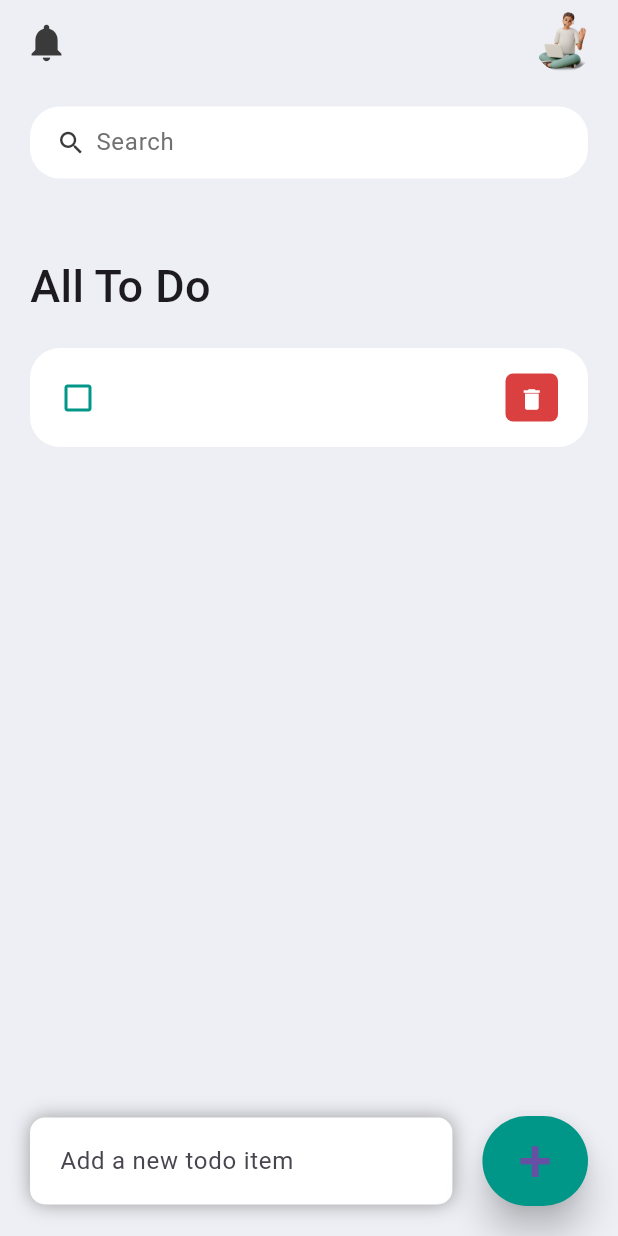
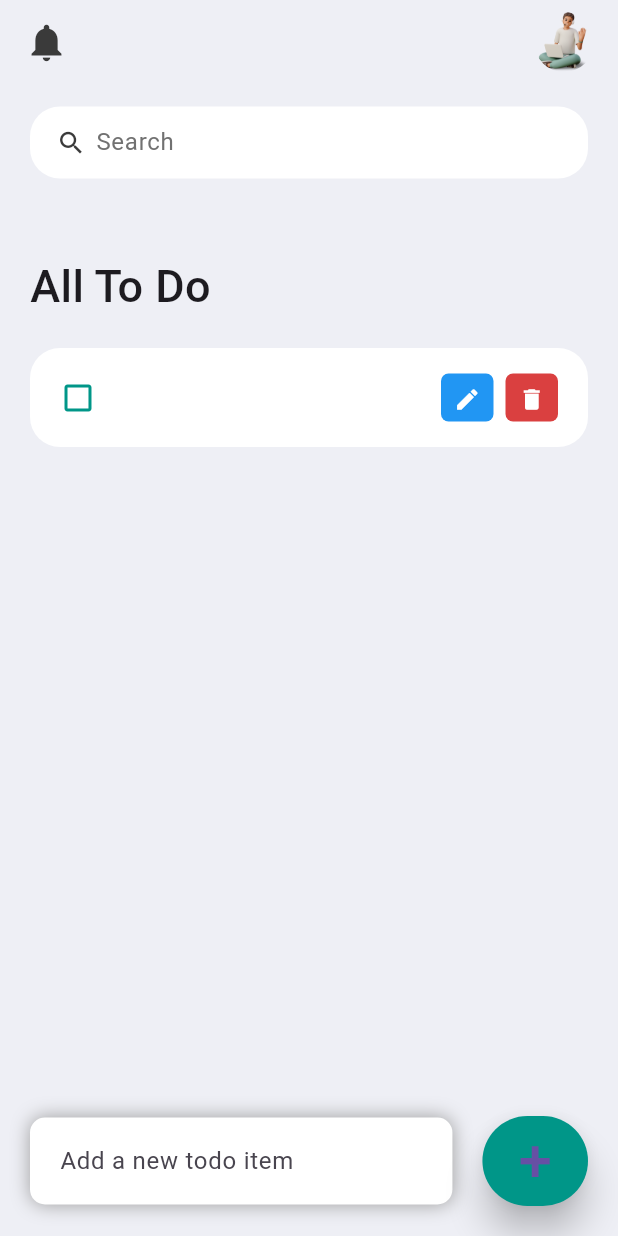
Before and after one commit to Hafiffdl/todo_app, a Flutter app: the Home screen opened directly, after a tap on an icon or button, on a phone screen of 412 x 824 dp. Run offline on Flutter 3.47's test engine with Material 3 defaults, Android fonts, the phone set to English and light mode, and no system bars; our stand-ins replace smooth_page_indicator.

Commit message:
fix model todo

```diff
--- a/lib/widget/todo_item.dart
+++ b/lib/widget/todo_item.dart
@@ -2,19 +2,19 @@ import 'package:flutter/material.dart';
 import 'package:todo_app/models/todo.dart';
 import '../constants/colors.dart';
 
-class ToDoItem extends StatelessWidget{
+class ToDoItem extends StatelessWidget {
   final ToDo todo;
-  // ignore: prefer_typing_uninitialized_variables
-  final onToDoChanged;
-  // ignore: prefer_typing_uninitialized_variables
-  final onDeleteTime;
+  final Function(ToDo) onToDoChanged;
+  final Function(String) onDeleteTime;
+  final Function(ToDo) onEditTime;
 
   const ToDoItem({
     Key? key,
     required this.todo,
     required this.onToDoChanged,
     required this.onDeleteTime,
-  }) :super(key: key);
+    required this.onEditTime,
+  }) : super(key: key);
 
   @override
   Widget build(BuildContext context) {
@@ -22,17 +22,16 @@ class ToDoItem extends StatelessWidget{
       margin: const EdgeInsets.only(bottom: 20),
       child: ListTile(
         onTap: () {
-          // print('Clicked on todo item.')
           onToDoChanged(todo);
         },
         shape: RoundedRectangleBorder(
-          borderRadius: BorderRadius.circular(20)
+          borderRadius: BorderRadius.circular(20),
         ),
         contentPadding: const EdgeInsets.symmetric(horizontal: 20, vertical: 5),
         tileColor: Colors.white,
         leading: Icon(
           todo.isDone ? Icons.check_box : Icons.check_box_outline_blank,
-            color: Colors.teal
+          color: Colors.teal,
         ),
         title: Text(
           todo.todoText!,
@@ -42,10 +41,29 @@ class ToDoItem extends StatelessWidget{
             decoration: todo.isDone ? TextDecoration.lineThrough : null,
           ),
         ),
-        trailing: Container(
-          padding: const EdgeInsets.all(0),
-          // ignore: prefer_const_constructors
-          margin: EdgeInsets.symmetric(vertical: 12),
+        trailing: Row(
+          mainAxisSize: MainAxisSize.min,
+          children: [
+            Container(
+              margin: const EdgeInsets.symmetric(vertical: 12),
+              height: 35,
+              width: 35,
+              decoration: BoxDecoration(
+                color: Colors.blue,
+                borderRadius: BorderRadius.circular(5),
+              ),
+              child: IconButton(
+                color: Colors.white,
+                iconSize: 18,
+                icon: Icon(Icons.edit),
+                onPressed: () {
+                  onEditTime(todo);
+                },
+              ),
+            ),
+            SizedBox(width: 8),
+            Container(
+              margin: const EdgeInsets.symmetric(vertical: 12),
               height: 35,
               width: 35,
               decoration: BoxDecoration(
@@ -55,13 +73,13 @@ class ToDoItem extends StatelessWidget{
               child: IconButton(
                 color: Colors.white,
                 iconSize: 18,
-            // ignore: prefer_const_constructors
                 icon: Icon(Icons.delete),
                 onPressed: () {
-              // print('Clicked on delete icon');
-              onDeleteTime(todo.id);
+                  onDeleteTime(todo.id!);
                 },
               ),
+            ),
+          ],
         ),
       ),
     );
```
Also changed, not shown: lib/screens/main_screen/home_screen.dart (+36 -0 lines). Lines whose indentation alone changed are shown as unchanged.
